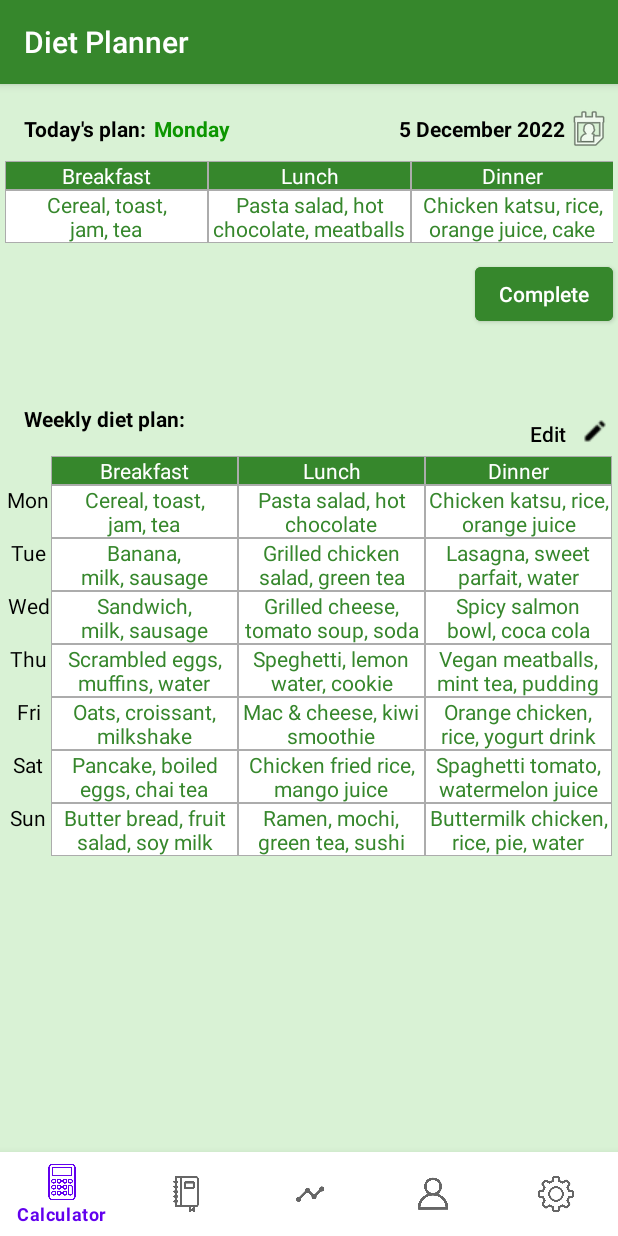
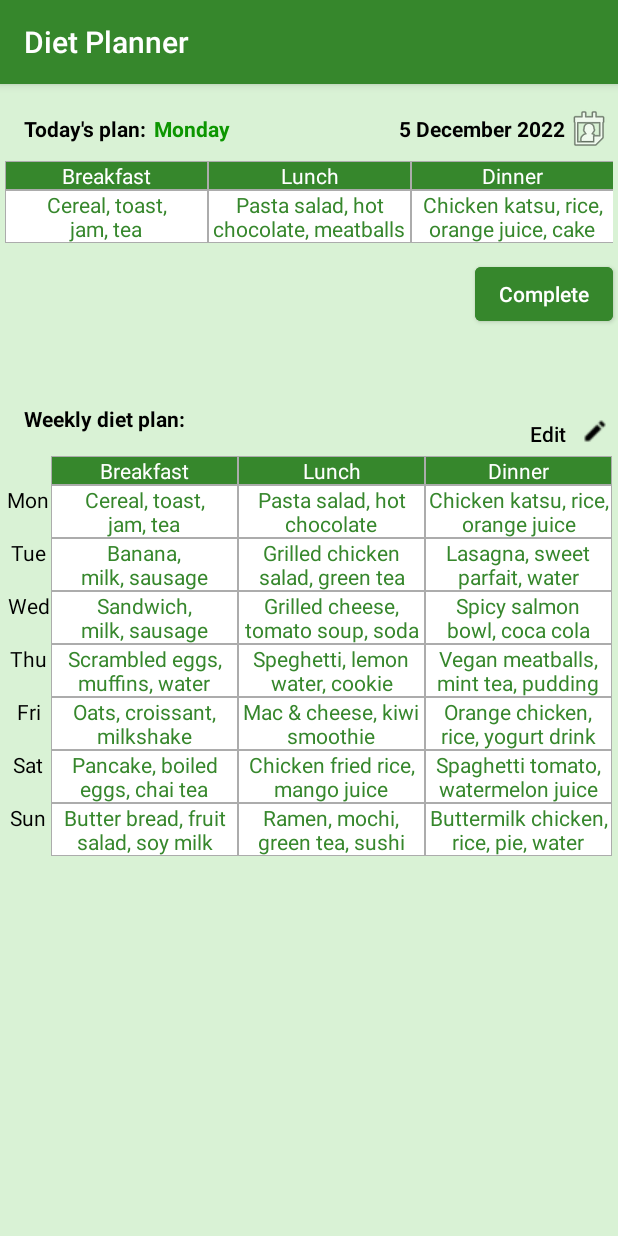
Before and after one commit to LunarDerrick/Healthier_App, an Android app: the PlannerActivity screen opened directly, with no data from a screen before it, on a phone screen of 412 x 824 dp. Run offline under Robolectric (Android 15) with nearby library versions, the phone set to English and light mode, and no system bars.

Commit message:
Phang 30 Dec 2022: Face difficulties in bottom navigation bar coding, commented out to prevent runtime error.

```diff
--- a/app/src/main/res/layout/activity_main.xml
+++ b/app/src/main/res/layout/activity_main.xml
@@ -39,7 +39,7 @@
         app:layout_constraintEnd_toEndOf="parent"
         app:layout_constraintStart_toStartOf="parent"
         app:menu="@menu/menu_bottom" />
-
+    <!--
     <androidx.fragment.app.FragmentContainerView
         android:id="@+id/FCVBlank"
         android:name="androidx.navigation.fragment.NavHostFragment"
@@ -51,4 +51,5 @@
         app:layout_constraintStart_toStartOf="parent"
         app:layout_constraintTop_toTopOf="parent"
         app:navGraph="@navigation/nav_healthier" />
+     -->
 </androidx.constraintlayout.widget.ConstraintLayout>
--- a/app/src/main/res/layout/activity_planner.xml
+++ b/app/src/main/res/layout/activity_planner.xml
@@ -17,13 +17,4 @@
         app:layout_constraintStart_toStartOf="parent"
         app:layout_constraintTop_toTopOf="parent"
         tools:layout="@layout/fragment_diet" />
-
-    <com.google.android.material.bottomnavigation.BottomNavigationView
-        android:id="@+id/bottom_nav_view"
-        android:layout_width="match_parent"
-        android:layout_height="wrap_content"
-        app:layout_constraintBottom_toBottomOf="parent"
-        app:layout_constraintEnd_toEndOf="parent"
-        app:layout_constraintStart_toStartOf="parent"
-        app:menu="@menu/menu_bottom" />
 </androidx.constraintlayout.widget.ConstraintLayout>
```
Also changed, not shown: app/src/main/java/wia2007/example/healthier_app/MainActivity.java (+4 -3 lines).
